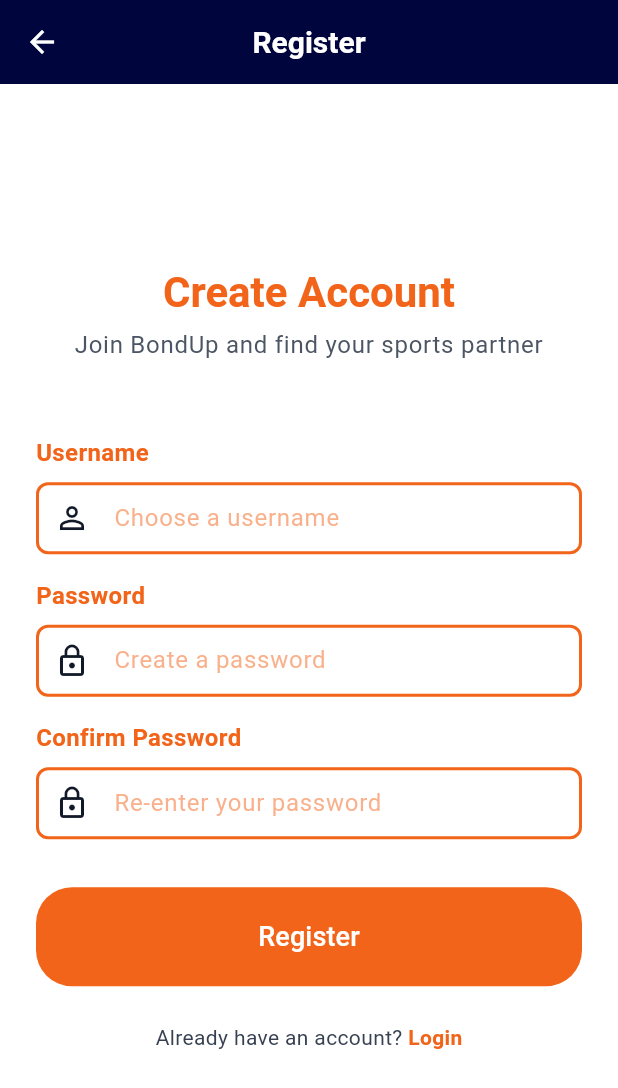
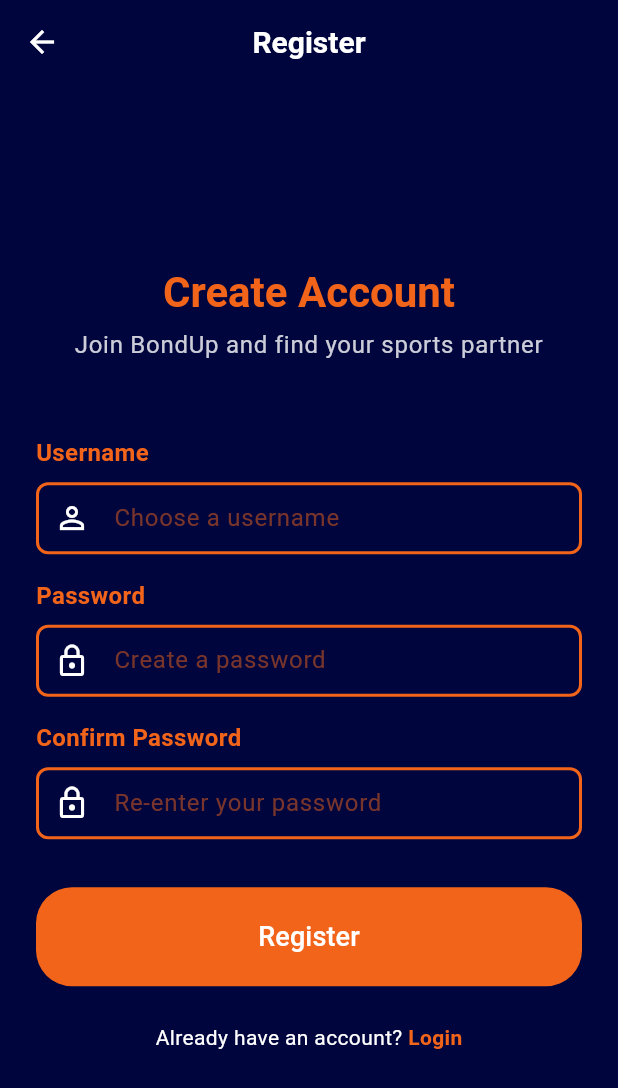
Before and after one commit to pbp-kelompok-e5/bond-up-mobile, a Flutter app: the screen it shows after launch, after a tap on "Register", on a phone screen of 412 x 824 dp. Shown: the top 1088 px of the screen. Run offline on Flutter 3.47's test engine with Material 3 defaults, Android fonts, the phone set to English and light mode, and no system bars; our stand-ins replace shared_preferences; missing offline and left inert: pbp_django_auth; accounts and stored records are empty.

Commit message:
style: updated coloring to match design system

```diff
--- a/lib/features/auth/presentation/screens/login_screen.dart
+++ b/lib/features/auth/presentation/screens/login_screen.dart
@@ -91,11 +91,13 @@
   @override
   Widget build(BuildContext context) {
     return Scaffold(
-      backgroundColor: AppColors.white,
+      backgroundColor: AppColors.deepSea,
       body: SafeArea(
         child: Center(
           child: SingleChildScrollView(
-            padding: const EdgeInsets.all(24.0),
+            padding: const EdgeInsets.symmetric(horizontal: 24.0, vertical: 16.0),
+            child: ConstrainedBox(
+              constraints: const BoxConstraints(maxWidth: 500),
               child: Form(
                 key: _formKey,
                 child: Column(
@@ -115,7 +117,7 @@
                   Text(
                     'Find Your Sports Partner',
                     style: Theme.of(context).textTheme.bodyLarge?.copyWith(
-                          color: AppColors.gray600,
+                          color: AppColors.white.withValues(alpha: 0.8),
                         ),
                     textAlign: TextAlign.center,
                   ),
@@ -126,7 +128,7 @@
                     controller: _usernameController,
                     label: 'Username',
                     hint: 'Enter your username',
-                    prefixIcon: const Icon(Icons.person_outline),
+                    prefixIcon: const Icon(Icons.person_outline, color: AppColors.white),
                     validator: (value) {
                       if (value == null || value.isEmpty) {
                         return 'Please enter your username';
@@ -142,7 +144,7 @@
                     label: 'Password',
                     hint: 'Enter your password',
                     obscureText: true,
-                    prefixIcon: const Icon(Icons.lock_outline),
+                    prefixIcon: const Icon(Icons.lock_outline, color: AppColors.white),
                     validator: (value) {
                       if (value == null || value.isEmpty) {
                         return 'Please enter your password';
@@ -169,7 +171,9 @@
                     children: [
                       Text(
                         "Don't have an account? ",
-                        style: Theme.of(context).textTheme.bodyMedium,
+                        style: Theme.of(context).textTheme.bodyMedium?.copyWith(
+                              color: AppColors.white,
+                            ),
                       ),
                       GestureDetector(
                         onTap: () {
@@ -196,6 +200,7 @@
             ),
           ),
         ),
+      ),
     );
   }
 }
--- a/lib/features/auth/presentation/screens/register_screen.dart
+++ b/lib/features/auth/presentation/screens/register_screen.dart
@@ -96,7 +96,7 @@
   @override
   Widget build(BuildContext context) {
     return Scaffold(
-      backgroundColor: AppColors.white,
+      backgroundColor: AppColors.deepSea,
       appBar: AppBar(
         title: const Text('Register'),
         leading: IconButton(
@@ -107,7 +107,9 @@
       body: SafeArea(
         child: Center(
           child: SingleChildScrollView(
-            padding: const EdgeInsets.all(24.0),
+            padding: const EdgeInsets.symmetric(horizontal: 24.0, vertical: 16.0),
+            child: ConstrainedBox(
+              constraints: const BoxConstraints(maxWidth: 500),
               child: Form(
                 key: _formKey,
                 child: Column(
@@ -127,7 +129,7 @@
                   Text(
                     'Join BondUp and find your sports partner',
                     style: Theme.of(context).textTheme.bodyLarge?.copyWith(
-                          color: AppColors.gray600,
+                          color: AppColors.white.withValues(alpha: 0.8),
                         ),
                     textAlign: TextAlign.center,
                   ),
@@ -138,7 +140,7 @@
                     controller: _usernameController,
                     label: 'Username',
                     hint: 'Choose a username',
-                    prefixIcon: const Icon(Icons.person_outline),
+                    prefixIcon: const Icon(Icons.person_outline, color: AppColors.white),
                     validator: (value) {
                       if (value == null || value.isEmpty) {
                         return 'Please enter a username';
@@ -157,7 +159,7 @@
                     label: 'Password',
                     hint: 'Create a password',
                     obscureText: true,
-                    prefixIcon: const Icon(Icons.lock_outline),
+                    prefixIcon: const Icon(Icons.lock_outline, color: AppColors.white),
                     validator: (value) {
                       if (value == null || value.isEmpty) {
                         return 'Please enter a password';
@@ -176,7 +178,7 @@
                     label: 'Confirm Password',
                     hint: 'Re-enter your password',
                     obscureText: true,
-                    prefixIcon: const Icon(Icons.lock_outline),
+                    prefixIcon: const Icon(Icons.lock_outline, color: AppColors.white),
                     validator: (value) {
                       if (value == null || value.isEmpty) {
                         return 'Please confirm your password';
@@ -203,7 +205,9 @@
                     children: [
                       Text(
                         'Already have an account? ',
-                        style: Theme.of(context).textTheme.bodyMedium,
+                        style: Theme.of(context).textTheme.bodyMedium?.copyWith(
+                              color: AppColors.white,
+                            ),
                       ),
                       GestureDetector(
                         onTap: () {
@@ -225,6 +229,7 @@
             ),
           ),
         ),
+      ),
     );
   }
 }
```
Lines whose indentation alone changed are shown as unchanged.
